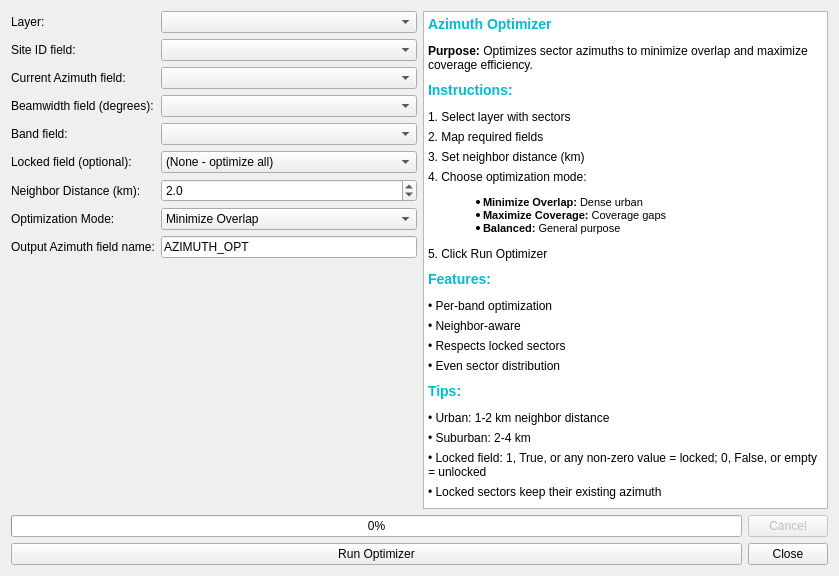
Above: azimuth_optimizer_dialog_base.ui from mbebs/RFTools before the change. Below: the same form after it.
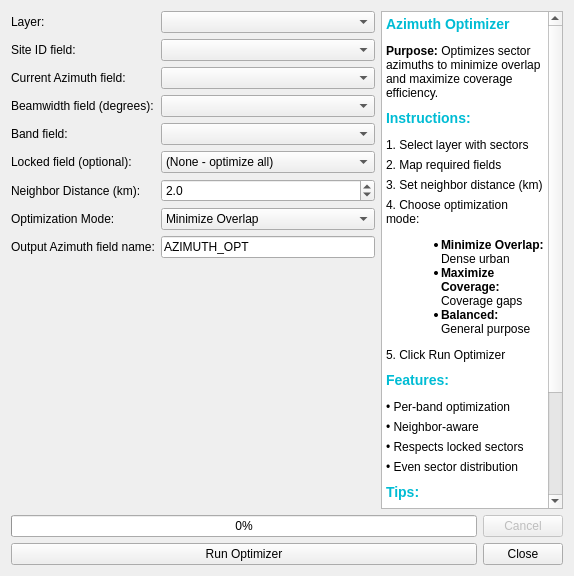
That is the form after the change. Icons and pictures are not drawn.

What changed in the file:
```diff
--- a/azimuth_optimizer_dialog_base.ui
+++ b/azimuth_optimizer_dialog_base.ui
@@ -2,13 +2,17 @@
 <ui version="4.0">
  <class>AzimuthOptimizerDialogBase</class>
  <widget class="QDialog" name="AzimuthOptimizerDialogBase">
-  <property name="geometry">
-   <rect>
-    <x>0</x>
-    <y>0</y>
-    <width>839</width>
-    <height>576</height>
-   </rect>
+ <property name="minimumSize">
+  <size>
+   <width>686</width>
+   <height>460</height>
+  </size>
+ </property>
+ <property name="sizePolicy">
+ <sizepolicy hsizetype="Expanding" vsizetype="Expanding">
+ <horstretch>0</horstretch>
+ <verstretch>0</verstretch>
+ </sizepolicy>
   </property>
   <property name="minimumSize">
    <size>
@@ -25,7 +29,7 @@
   </property>
   <layout class="QVBoxLayout" name="mainVerticalLayout">
    <item>
-    <layout class="QHBoxLayout" name="horizontalLayout">
+ <layout class="QHBoxLayout" name="horizontalLayout" stretch="2,1">
      <item>
       <layout class="QVBoxLayout" name="leftLayout">
        <item>
@@ -169,28 +173,28 @@
         <string>&lt;!DOCTYPE HTML PUBLIC &quot;-//W3C//DTD HTML 4.0//EN&quot; &quot;http://www.w3.org/TR/REC-html40/strict.dtd&quot;&gt;
 &lt;html&gt;&lt;head&gt;&lt;meta name=&quot;qrichtext&quot; content=&quot;1&quot; /&gt;&lt;style type=&quot;text/css&quot;&gt;
 p, li { white-space: pre-wrap; }
-&lt;/style&gt;&lt;/head&gt;&lt;body style=&quot; font-family:'MS Shell Dlg 2'; font-size:8.25pt; font-weight:400; font-style:normal;&quot;&gt;
-&lt;h3 style=&quot; margin-top:10px; margin-bottom:12px; margin-left:0px; margin-right:0px; -qt-block-indent:0; text-indent:0px;&quot;&gt;&lt;span style=&quot; font-size:10pt; font-weight:600; color:#00bcd4;&quot;&gt;Azimuth Optimizer&lt;/span&gt;&lt;/h3&gt;
-&lt;p style=&quot; margin-top:6px; margin-bottom:6px; margin-left:0px; margin-right:0px; -qt-block-indent:0; text-indent:0px;&quot;&gt;&lt;span style=&quot; font-size:9pt; font-weight:600;&quot;&gt;Purpose:&lt;/span&gt;&lt;span style=&quot; font-size:9pt;&quot;&gt; Optimizes sector azimuths to minimize overlap and maximize coverage efficiency.&lt;/span&gt; &lt;/p&gt;
-&lt;h3 style=&quot; margin-top:10px; margin-bottom:12px; margin-left:0px; margin-right:0px; -qt-block-indent:0; text-indent:0px;&quot;&gt;&lt;span style=&quot; font-size:10pt; font-weight:600; color:#00bcd4;&quot;&gt;Instructions:&lt;/span&gt;&lt;/h3&gt;
-&lt;p style=&quot; margin-top:6px; margin-bottom:6px; margin-left:0px; margin-right:0px; -qt-block-indent:0; text-indent:0px;&quot;&gt;&lt;span style=&quot; font-size:9pt;&quot;&gt;1. Select layer with sectors&lt;/span&gt;&lt;/p&gt;
-&lt;p style=&quot; margin-top:6px; margin-bottom:6px; margin-left:0px; margin-right:0px; -qt-block-indent:0; text-indent:0px;&quot;&gt;&lt;span style=&quot; font-size:9pt;&quot;&gt;2. Map required fields&lt;/span&gt;&lt;/p&gt;
-&lt;p style=&quot; margin-top:6px; margin-bottom:6px; margin-left:0px; margin-right:0px; -qt-block-indent:0; text-indent:0px;&quot;&gt;&lt;span style=&quot; font-size:9pt;&quot;&gt;3. Set neighbor distance (km)&lt;/span&gt;&lt;/p&gt;
-&lt;p style=&quot; margin-top:6px; margin-bottom:6px; margin-left:0px; margin-right:0px; -qt-block-indent:0; text-indent:0px;&quot;&gt;&lt;span style=&quot; font-size:9pt;&quot;&gt;4. Choose optimization mode:&lt;/span&gt;&lt;/p&gt;
+&lt;/style&gt;&lt;/head&gt;&lt;body style=&quot; font-weight:400; font-style:normal;&quot;&gt;
+&lt;h3 style=&quot; margin-top:10px; margin-bottom:12px; margin-left:0px; margin-right:0px; -qt-block-indent:0; text-indent:0px;&quot;&gt;&lt;span style=&quot; font-weight:600; color:#00bcd4;&quot;&gt;Azimuth Optimizer&lt;/span&gt;&lt;/h3&gt;
+&lt;p style=&quot; margin-top:6px; margin-bottom:6px; margin-left:0px; margin-right:0px; -qt-block-indent:0; text-indent:0px;&quot;&gt;&lt;span style=&quot; font-weight:600;&quot;&gt;Purpose:&lt;/span&gt;&lt;span style=&quot;&quot;&gt; Optimizes sector azimuths to minimize overlap and maximize coverage efficiency.&lt;/span&gt; &lt;/p&gt;
+&lt;h3 style=&quot; margin-top:10px; margin-bottom:12px; margin-left:0px; margin-right:0px; -qt-block-indent:0; text-indent:0px;&quot;&gt;&lt;span style=&quot; font-weight:600; color:#00bcd4;&quot;&gt;Instructions:&lt;/span&gt;&lt;/h3&gt;
+&lt;p style=&quot; margin-top:6px; margin-bottom:6px; margin-left:0px; margin-right:0px; -qt-block-indent:0; text-indent:0px;&quot;&gt;&lt;span style=&quot;&quot;&gt;1. Select layer with sectors&lt;/span&gt;&lt;/p&gt;
+&lt;p style=&quot; margin-top:6px; margin-bottom:6px; margin-left:0px; margin-right:0px; -qt-block-indent:0; text-indent:0px;&quot;&gt;&lt;span style=&quot;&quot;&gt;2. Map required fields&lt;/span&gt;&lt;/p&gt;
+&lt;p style=&quot; margin-top:6px; margin-bottom:6px; margin-left:0px; margin-right:0px; -qt-block-indent:0; text-indent:0px;&quot;&gt;&lt;span style=&quot;&quot;&gt;3. Set neighbor distance (km)&lt;/span&gt;&lt;/p&gt;
+&lt;p style=&quot; margin-top:6px; margin-bottom:6px; margin-left:0px; margin-right:0px; -qt-block-indent:0; text-indent:0px;&quot;&gt;&lt;span style=&quot;&quot;&gt;4. Choose optimization mode:&lt;/span&gt;&lt;/p&gt;
 &lt;ul style=&quot;margin-top: 0px; margin-bottom: 0px; margin-left: 0px; margin-right: 0px; -qt-list-indent: 1;&quot;&gt;&lt;li style=&quot;&quot; style=&quot; margin-top:12px; margin-bottom:0px; margin-left:15px; margin-right:0px; -qt-block-indent:0; text-indent:0px;&quot;&gt;&lt;span style=&quot; font-weight:600;&quot;&gt;Minimize Overlap:&lt;/span&gt; Dense urban&lt;/li&gt;
 &lt;li style=&quot;&quot; style=&quot; margin-top:0px; margin-bottom:0px; margin-left:15px; margin-right:0px; -qt-block-indent:0; text-indent:0px;&quot;&gt;&lt;span style=&quot; font-weight:600;&quot;&gt;Maximize Coverage:&lt;/span&gt; Coverage gaps&lt;/li&gt;
 &lt;li style=&quot;&quot; style=&quot; margin-top:0px; margin-bottom:12px; margin-left:15px; margin-right:0px; -qt-block-indent:0; text-indent:0px;&quot;&gt;&lt;span style=&quot; font-weight:600;&quot;&gt;Balanced:&lt;/span&gt; General purpose&lt;/li&gt;&lt;/ul&gt;
-&lt;p style=&quot; margin-top:6px; margin-bottom:6px; margin-left:0px; margin-right:0px; -qt-block-indent:0; text-indent:0px;&quot;&gt;&lt;span style=&quot; font-size:9pt;&quot;&gt;5. Click Run Optimizer&lt;/span&gt; &lt;/p&gt;
-&lt;h3 style=&quot; margin-top:10px; margin-bottom:12px; margin-left:0px; margin-right:0px; -qt-block-indent:0; text-indent:0px;&quot;&gt;&lt;span style=&quot; font-size:10pt; font-weight:600; color:#00bcd4;&quot;&gt;Features:&lt;/span&gt;&lt;/h3&gt;
-&lt;p style=&quot; margin-top:6px; margin-bottom:6px; margin-left:0px; margin-right:0px; -qt-block-indent:0; text-indent:0px;&quot;&gt;&lt;span style=&quot; font-size:9pt;&quot;&gt;• Per-band optimization&lt;/span&gt;&lt;/p&gt;
-&lt;p style=&quot; margin-top:6px; margin-bottom:6px; margin-left:0px; margin-right:0px; -qt-block-indent:0; text-indent:0px;&quot;&gt;&lt;span style=&quot; font-size:9pt;&quot;&gt;• Neighbor-aware&lt;/span&gt;&lt;/p&gt;
-&lt;p style=&quot; margin-top:6px; margin-bottom:6px; margin-left:0px; margin-right:0px; -qt-block-indent:0; text-indent:0px;&quot;&gt;&lt;span style=&quot; font-size:9pt;&quot;&gt;• Respects locked sectors&lt;/span&gt;&lt;/p&gt;
-&lt;p style=&quot; margin-top:6px; margin-bottom:6px; margin-left:0px; margin-right:0px; -qt-block-indent:0; text-indent:0px;&quot;&gt;&lt;span style=&quot; font-size:9pt;&quot;&gt;• Even sector distribution&lt;/span&gt; &lt;/p&gt;
-&lt;h3 style=&quot; margin-top:10px; margin-bottom:12px; margin-left:0px; margin-right:0px; -qt-block-indent:0; text-indent:0px;&quot;&gt;&lt;span style=&quot; font-size:10pt; font-weight:600; color:#00bcd4;&quot;&gt;Tips:&lt;/span&gt;&lt;/h3&gt;
-&lt;p style=&quot; margin-top:6px; margin-bottom:6px; margin-left:0px; margin-right:0px; -qt-block-indent:0; text-indent:0px;&quot;&gt;&lt;span style=&quot; font-size:9pt;&quot;&gt;• Urban: 1-2 km neighbor distance&lt;/span&gt;&lt;/p&gt;
-&lt;p style=&quot; margin-top:6px; margin-bottom:6px; margin-left:0px; margin-right:0px; -qt-block-indent:0; text-indent:0px;&quot;&gt;&lt;span style=&quot; font-size:9pt;&quot;&gt;• Suburban: 2-4 km&lt;/span&gt;&lt;/p&gt;
-&lt;p style=&quot; margin-top:6px; margin-bottom:6px; margin-left:0px; margin-right:0px; -qt-block-indent:0; text-indent:0px;&quot;&gt;&lt;span style=&quot; font-size:9pt;&quot;&gt;• Locked field: 1, True, or any non-zero value = locked; 0, False, or empty = unlocked&lt;/span&gt;&lt;/p&gt;
-&lt;p style=&quot; margin-top:6px; margin-bottom:6px; margin-left:0px; margin-right:0px; -qt-block-indent:0; text-indent:0px;&quot;&gt;&lt;span style=&quot; font-size:9pt;&quot;&gt;• Locked sectors keep their existing azimuth&lt;/span&gt;&lt;/p&gt;&lt;/body&gt;&lt;/html&gt;</string>
+&lt;p style=&quot; margin-top:6px; margin-bottom:6px; margin-left:0px; margin-right:0px; -qt-block-indent:0; text-indent:0px;&quot;&gt;&lt;span style=&quot;&quot;&gt;5. Click Run Optimizer&lt;/span&gt; &lt;/p&gt;
+&lt;h3 style=&quot; margin-top:10px; margin-bottom:12px; margin-left:0px; margin-right:0px; -qt-block-indent:0; text-indent:0px;&quot;&gt;&lt;span style=&quot; font-weight:600; color:#00bcd4;&quot;&gt;Features:&lt;/span&gt;&lt;/h3&gt;
+&lt;p style=&quot; margin-top:6px; margin-bottom:6px; margin-left:0px; margin-right:0px; -qt-block-indent:0; text-indent:0px;&quot;&gt;&lt;span style=&quot;&quot;&gt;• Per-band optimization&lt;/span&gt;&lt;/p&gt;
+&lt;p style=&quot; margin-top:6px; margin-bottom:6px; margin-left:0px; margin-right:0px; -qt-block-indent:0; text-indent:0px;&quot;&gt;&lt;span style=&quot;&quot;&gt;• Neighbor-aware&lt;/span&gt;&lt;/p&gt;
+&lt;p style=&quot; margin-top:6px; margin-bottom:6px; margin-left:0px; margin-right:0px; -qt-block-indent:0; text-indent:0px;&quot;&gt;&lt;span style=&quot;&quot;&gt;• Respects locked sectors&lt;/span&gt;&lt;/p&gt;
+&lt;p style=&quot; margin-top:6px; margin-bottom:6px; margin-left:0px; margin-right:0px; -qt-block-indent:0; text-indent:0px;&quot;&gt;&lt;span style=&quot;&quot;&gt;• Even sector distribution&lt;/span&gt; &lt;/p&gt;
+&lt;h3 style=&quot; margin-top:10px; margin-bottom:12px; margin-left:0px; margin-right:0px; -qt-block-indent:0; text-indent:0px;&quot;&gt;&lt;span style=&quot; font-weight:600; color:#00bcd4;&quot;&gt;Tips:&lt;/span&gt;&lt;/h3&gt;
+&lt;p style=&quot; margin-top:6px; margin-bottom:6px; margin-left:0px; margin-right:0px; -qt-block-indent:0; text-indent:0px;&quot;&gt;&lt;span style=&quot;&quot;&gt;• Urban: 1-2 km neighbor distance&lt;/span&gt;&lt;/p&gt;
+&lt;p style=&quot; margin-top:6px; margin-bottom:6px; margin-left:0px; margin-right:0px; -qt-block-indent:0; text-indent:0px;&quot;&gt;&lt;span style=&quot;&quot;&gt;• Suburban: 2-4 km&lt;/span&gt;&lt;/p&gt;
+&lt;p style=&quot; margin-top:6px; margin-bottom:6px; margin-left:0px; margin-right:0px; -qt-block-indent:0; text-indent:0px;&quot;&gt;&lt;span style=&quot;&quot;&gt;• Locked field: 1, True, or any non-zero value = locked; 0, False, or empty = unlocked&lt;/span&gt;&lt;/p&gt;
+&lt;p style=&quot; margin-top:6px; margin-bottom:6px; margin-left:0px; margin-right:0px; -qt-block-indent:0; text-indent:0px;&quot;&gt;&lt;span style=&quot;&quot;&gt;• Locked sectors keep their existing azimuth&lt;/span&gt;&lt;/p&gt;&lt;/body&gt;&lt;/html&gt;</string>
        </property>
       </widget>
      </item>
```
Lines whose indentation alone changed are shown as unchanged.
